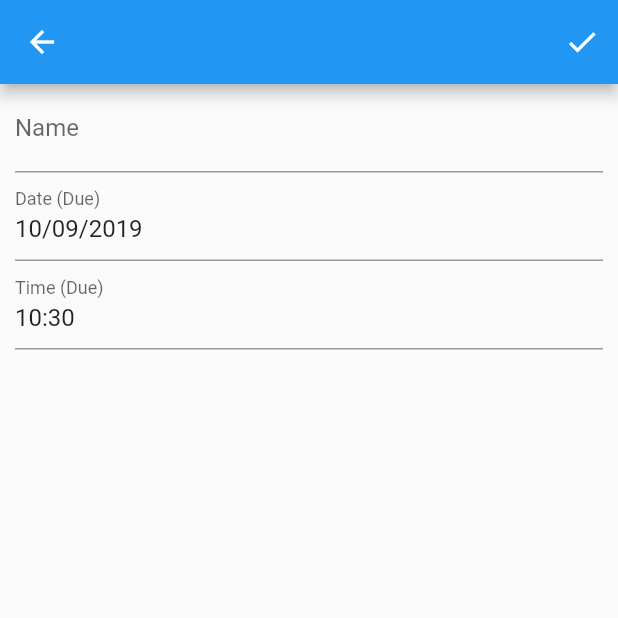
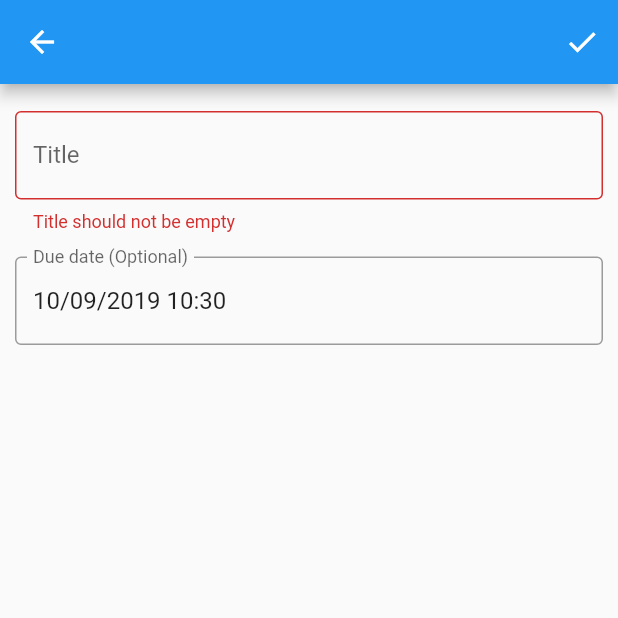
Before and after one commit to dixon777/flutter_todolist_example, a Flutter app: the TodoEditPage screen opened directly, on a phone screen of 412 x 824 dp, the top half of it. Run offline on Flutter 3.47's test engine with Material 2 defaults, Android fonts, the phone set to English and light mode, and no system bars; our stand-ins replace bloc, flutter_bloc, sqflite; accounts and stored records are empty.

Commit message:
merge due date time fields + validation on title

```diff
--- a/lib/todolist_module/todo_bloc.dart
+++ b/lib/todolist_module/todo_bloc.dart
@@ -14,6 +14,8 @@ enum TodoEventType {
 class TodoEvent {
   final TodoEventType eventType;
   final List<Todo> todos;
+
+
 
   TodoEvent(this.eventType, {this.todos})
       : assert(eventType == TodoEventType.get ||
--- a/lib/todolist_module/todolist_page.dart
+++ b/lib/todolist_module/todolist_page.dart
@@ -138,7 +138,6 @@ class TodoListTile extends StatelessWidget {
           return Dialog(child: TodoEditPage(todo: todo));
         },
         context: context);
-    print(editTodo);
     if (editTodo == null) return;
 
     BlocProvider.of<TodoBloc>(context)
@@ -155,10 +154,9 @@ class TodoEditPage extends StatefulWidget {
 }
 
 class _TodoEditPageState extends State<TodoEditPage> {
-  TextEditingController _textControllerName;
-  TextEditingController _textControllerDate;
-  TextEditingController _textControllerTime;
-
+  TextEditingController _textControllerTitle;
+  TextEditingController _textControllerDateTime;
+  final _formKey = GlobalKey<FormState>();
   Todo todo;
 
   @override
@@ -169,11 +167,9 @@ class _TodoEditPageState extends State<TodoEditPage> {
     todo.name ??= "";
     todo.due ??= DateTime.now();
 
-    _textControllerName = TextEditingController(text: todo.name);
-    _textControllerDate =
-        TextEditingController(text: DateFormat(gs.dateFormat).format(todo.due));
-    _textControllerTime =
-        TextEditingController(text: DateFormat(gs.timeFormat).format(todo.due));
+    _textControllerTitle = TextEditingController(text: todo.name);
+    _textControllerDateTime = TextEditingController(
+        text: DateFormat(gs.dateTimeFormat).format(todo.due));
   }
 
   @override
@@ -181,65 +177,74 @@ class _TodoEditPageState extends State<TodoEditPage> {
     return Scaffold(
       appBar: AppBar(
         actions: <Widget>[
-          IconButton(
+          Builder(
+            builder: (context) => IconButton(
               icon: Icon(Icons.check),
-            onPressed: () => Navigator.pop<Todo>(
-                context, todo..name = _textControllerName.text),
+              onPressed: () {
+                if (_formKey.currentState?.validate() ?? false) {
+                  Navigator.pop<Todo>(
+                      context, todo..name = _textControllerTitle.text);
+                  return;
+                } else {
+                  Scaffold.of(context).showSnackBar(
+                      SnackBar(content: Text("Some fields are invalid")));
+                }
+              },
+            ),
           )
         ],
       ),
       body: Container(
-        padding: const EdgeInsets.symmetric(horizontal: 10),
-        child: Column(
-          mainAxisAlignment: MainAxisAlignment.start,
-          crossAxisAlignment: CrossAxisAlignment.center,
+        padding: const EdgeInsets.all(10),
+        child: Form(
+          key: _formKey,
+          autovalidate: true,
+          child: ListView(
             children: <Widget>[
-            TextField(
-              decoration: InputDecoration(labelText: "Name"),
-              controller: _textControllerName,
-              onChanged: (s) async {
-                todo.name = s;
+              Padding(
+                padding: const EdgeInsets.symmetric(vertical: 8.0),
+                child: TextFormField(
+                  controller: _textControllerTitle,
+                  validator: (str) {
+                    return str.isEmpty ? "Title should not be empty" : null;
                   },
+                  decoration: InputDecoration(
+                      labelText: "Title", border: OutlineInputBorder()),
                 ),
-            TextField(
-              decoration: InputDecoration(labelText: "Date (Due)"),
-              controller: _textControllerDate,
-              readOnly: true,
+              ),
+              Padding(
+                padding: const EdgeInsets.symmetric(vertical: 8.0),
+                child: TextField(
+                    controller: _textControllerDateTime,
+                    decoration: InputDecoration(
+                        labelText: "Due date (Optional)",
+                        border: OutlineInputBorder()),
                     onTap: () async {
                       final n = DateTime.now();
-                DateTime date = await showDatePicker(
+                      DateTime pickedDate = await showDatePicker(
                         context: context,
                         firstDate: n,
                         initialDate: n.isAfter(todo.due) ? n : todo.due,
                         lastDate: DateTime(todo.due.year + 100),
                       );
-                todo.due = date.add(
-                    Duration(hours: todo.due.hour, minutes: todo.due.minute));
-
-                setState(() {
-                  _textControllerDate.text =
-                      DateFormat(gs.dateFormat).format(todo.due);
-                });
-              },
-            ),
-            TextField(
-                decoration: InputDecoration(labelText: "Time (Due)"),
-                controller: _textControllerTime,
-                readOnly: true,
-                onTap: () async {
-                  TimeOfDay timeOfDay = await showTimePicker(
+                      if (pickedDate == null) return;
+                      TimeOfDay pickedTime = await showTimePicker(
                         context: context,
                         initialTime: TimeOfDay.fromDateTime(todo.due),
                       );
-                  todo.due = todo.due.add(Duration(
-                          hours: timeOfDay.hour, minutes: timeOfDay.minute) -
-                      Duration(hours: todo.due.hour, minutes: todo.due.minute));
+                      if (pickedTime == null) return;
+
+                      todo.due = pickedDate.add(Duration(
+                          hours: pickedTime.hour, minutes: pickedTime.minute));
+
                       setState(() {
-                    _textControllerTime.text =
-                        DateFormat(gs.timeFormat).format(todo.due);
+                        _textControllerDateTime.text =
+                            DateFormat(gs.dateTimeFormat).format(todo.due);
                       });
                     }),
+              ),
             ],
+          ),
         ),
       ),
     );
```
Also changed, not shown: pubspec.yaml (+9 -3 lines). Lines whose indentation alone changed are shown as unchanged.
